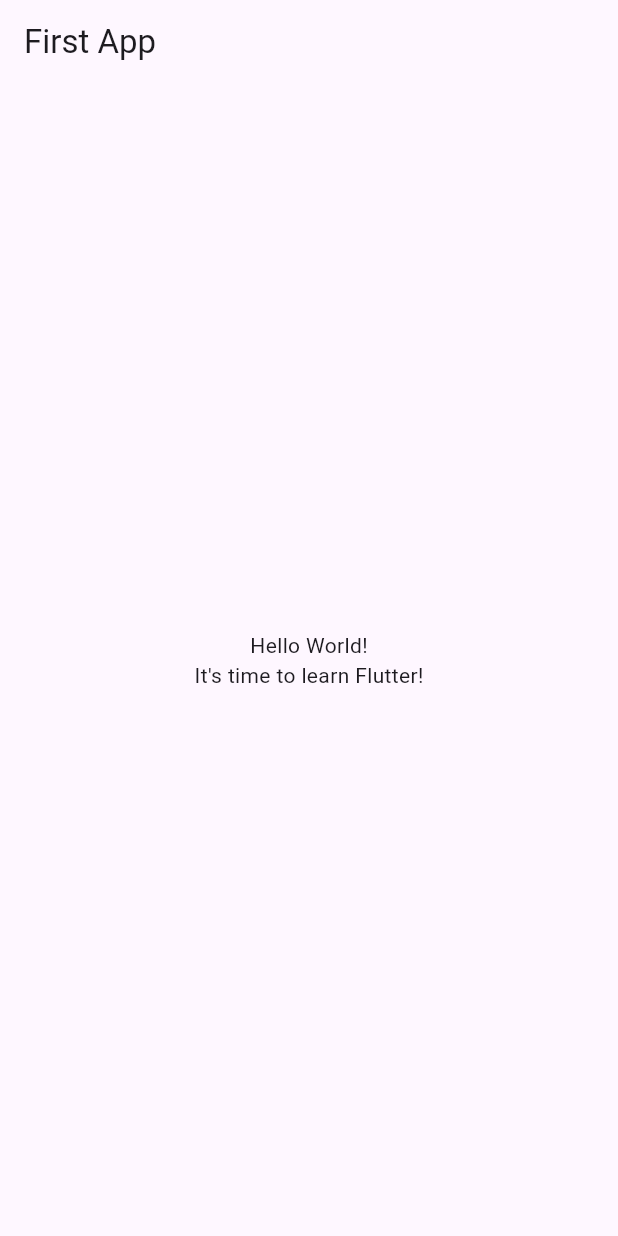
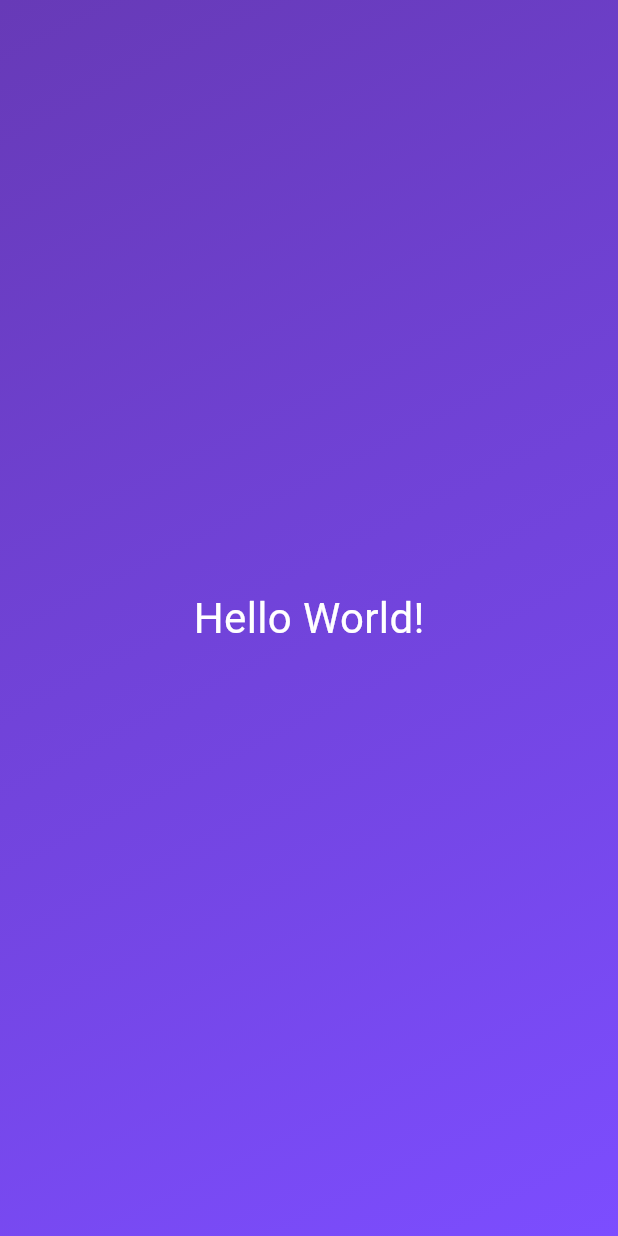
Before and after one commit to endorphin0710/flutter-dart-practice, a Flutter app: the screen it shows after launch, on a phone screen of 412 x 824 dp. Run offline on Flutter 3.47's test engine with Material 3 defaults, Android fonts, the phone set to English and light mode, and no system bars.

Commit message:
Basic Widgets (Container, Text, etc.)

```diff
--- a/lib/main.dart
+++ b/lib/main.dart
@@ -1,37 +1,28 @@
 import 'package:flutter/material.dart';
 
 void main() {
-  runApp(const MyApp());
-}
-
-class MyApp extends StatelessWidget {
-  const MyApp({super.key});
-
-  @override
-  Widget build(BuildContext context) {
-    return MaterialApp(
-      title: 'Flutter Demo',
-      theme: ThemeData(
-        primarySwatch: Colors.blue,
-      ),
+  runApp(
+    MaterialApp(
       home: Scaffold(
-        appBar: AppBar(
-          title: const Text('First App'),
-        ),
-        body: const Center(
-          child: Column(
-            mainAxisAlignment: MainAxisAlignment.center,
-            children: [
-              Text(
-                'Hello World!',
+        body: Container(
+          decoration: const BoxDecoration(
+            gradient: LinearGradient(
+              colors: [Colors.deepPurple, Colors.deepPurpleAccent],
+              begin: Alignment.topLeft,
+              end: Alignment.bottomRight,
+            ),
+          ),
+          child: const Center(
+            child: Text(
+              "Hello World!",
+              style: TextStyle(
+                color: Colors.white,
+                fontSize: 28,
               ),
-              Text(
-                'It\'s time to learn Flutter!',
-              ),
-            ],
+            ),
           ),
         ),
       ),
-    );
-  }
+    ),
+  );
 }
```
